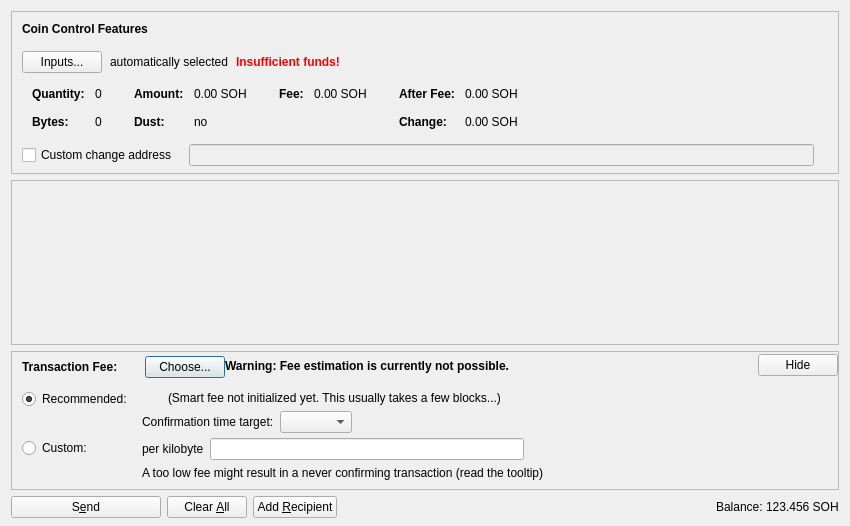
jeffowy/StohnCoinTest0.21, file src/qt/forms/sendcoinsdialog.ui: the form before one commit.
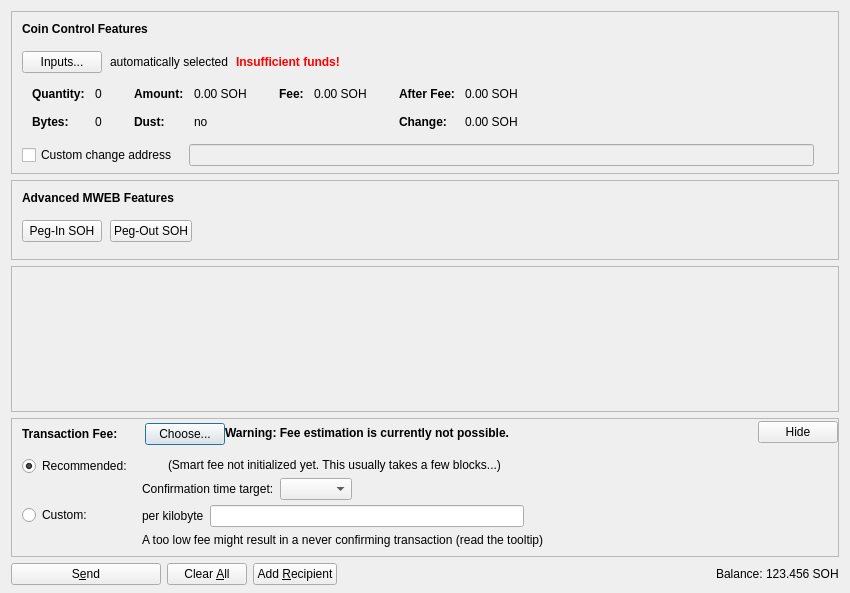
The form after the commit. Icons and pictures are not drawn. Custom widgets are drawn as their Qt base class.

```diff
--- a/src/qt/forms/sendcoinsdialog.ui
+++ b/src/qt/forms/sendcoinsdialog.ui
@@ -7,13 +7,13 @@
     <x>0</x>
     <y>0</y>
     <width>850</width>
-    <height>526</height>
+    <height>593</height>
    </rect>
   </property>
   <property name="windowTitle">
    <string>Send Coins</string>
   </property>
-  <layout class="QVBoxLayout" name="verticalLayout" stretch="0,1,0,0">
+  <layout class="QVBoxLayout" name="verticalLayout" stretch="0,0,1,0,0">
    <property name="bottomMargin">
     <number>8</number>
    </property>
@@ -577,6 +577,155 @@
      </layout>
     </widget>
    </item>
+   <item>
+    <widget class="QFrame" name="frameMWEBFeatures">
+     <property name="sizePolicy">
+      <sizepolicy hsizetype="Expanding" vsizetype="Expanding">
+       <horstretch>0</horstretch>
+       <verstretch>0</verstretch>
+      </sizepolicy>
+     </property>
+     <property name="maximumSize">
+      <size>
+       <width>16777215</width>
+       <height>16777215</height>
+      </size>
+     </property>
+     <property name="frameShape">
+      <enum>QFrame::StyledPanel</enum>
+     </property>
+     <property name="frameShadow">
+      <enum>QFrame::Sunken</enum>
+     </property>
+     <layout class="QVBoxLayout" name="verticalLayoutMWEBFeatures2">
+      <property name="spacing">
+       <number>0</number>
+      </property>
+      <property name="leftMargin">
+       <number>0</number>
+      </property>
+      <property name="topMargin">
+       <number>0</number>
+      </property>
+      <property name="rightMargin">
+       <number>0</number>
+      </property>
+      <property name="bottomMargin">
+       <number>6</number>
+      </property>
+      <item>
+       <layout class="QVBoxLayout" name="verticalLayoutMWEBFeatures" stretch="0,0,1">
+        <property name="spacing">
+         <number>0</number>
+        </property>
+        <property name="leftMargin">
+         <number>10</number>
+        </property>
+        <property name="topMargin">
+         <number>10</number>
+        </property>
+        <item>
+         <layout class="QHBoxLayout" name="horizontalLayoutMWEBFeatures1">
+          <property name="bottomMargin">
+           <number>15</number>
+          </property>
+          <item>
+           <widget class="QLabel" name="labelMWEBFeatures">
+            <property name="sizePolicy">
+             <sizepolicy hsizetype="Preferred" vsizetype="Maximum">
+              <horstretch>0</horstretch>
+              <verstretch>0</verstretch>
+             </sizepolicy>
+            </property>
+            <property name="font">
+             <font>
+              <weight>75</weight>
+              <bold>true</bold>
+             </font>
+            </property>
+            <property name="styleSheet">
+             <string notr="true">font-weight:bold;</string>
+            </property>
+            <property name="text">
+             <string>Advanced MWEB Features</string>
+            </property>
+           </widget>
+          </item>
+         </layout>
+        </item>
+        <item>
+         <layout class="QHBoxLayout" name="horizontalLayoutMWEBFeatures2" stretch="0,0,0">
+          <property name="spacing">
+           <number>8</number>
+          </property>
+          <property name="bottomMargin">
+           <number>10</number>
+          </property>
+          <item>
+           <widget class="QPushButton" name="pushButtonMWEBPegIn">
+            <property name="styleSheet">
+             <string notr="true"/>
+            </property>
+            <property name="text">
+             <string>Peg-In SOH</string>
+            </property>
+            <property name="checkable">
+             <bool>true</bool>
+            </property>
+            <property name="autoDefault">
+             <bool>false</bool>
+            </property>
+           </widget>
+          </item>
+          <item>
+           <widget class="QPushButton" name="pushButtonMWEBPegOut">
+            <property name="styleSheet">
+             <string notr="true"/>
+            </property>
+            <property name="text">
+             <string>Peg-Out SOH</string>
+            </property>
+            <property name="checkable">
+             <bool>true</bool>
+            </property>
+            <property name="autoDefault">
+             <bool>false</bool>
+            </property>
+           </widget>
+          </item>
+          <item>
+           <spacer name="horizontalSpacerMWEBFeatures">
+            <property name="orientation">
+             <enum>Qt::Horizontal</enum>
+            </property>
+            <property name="sizeHint" stdset="0">
+             <size>
+              <width>40</width>
+              <height>1</height>
+             </size>
+            </property>
+           </spacer>
+          </item>
+         </layout>
+        </item>
+        <item>
+         <spacer name="verticalSpacerMWEBFeatures">
+          <property name="orientation">
+           <enum>Qt::Vertical</enum>
+          </property>
+          <property name="sizeHint" stdset="0">
+           <size>
+            <width>800</width>
+            <height>1</height>
+           </size>
+          </property>
+         </spacer>
+        </item>
+       </layout>
+      </item>
+     </layout>
+    </widget>
+   </item>
    <item>
     <widget class="QScrollArea" name="scrollArea">
      <property name="widgetResizable">
@@ -588,7 +737,7 @@
         <x>0</x>
         <y>0</y>
         <width>830</width>
-        <height>104</height>
+        <height>68</height>
        </rect>
       </property>
       <layout class="QVBoxLayout" name="verticalLayout_2" stretch="0,1">
```
Left out of the diff: 4 changed lines with no effect on the pictures.
